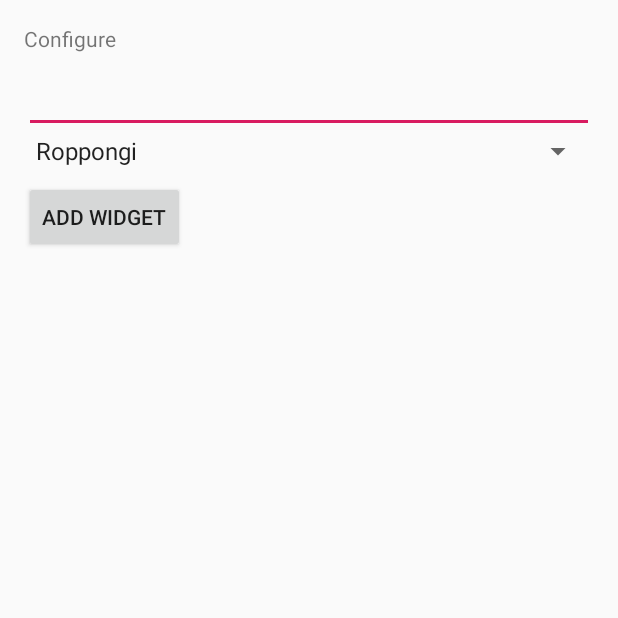
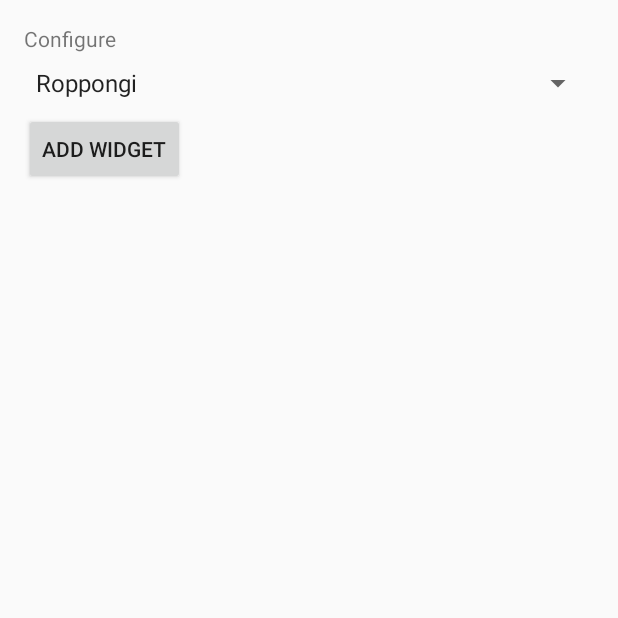
Before and after one commit to CAFxX/TokyoBusWidget, an Android app: the WidgetConfigureActivity screen opened directly, with no data from a screen before it, on a phone screen of 412 x 824 dp, the top half of it. Run offline under Robolectric (Android 15) with nearby library versions, the light colour scheme and no system bars; 1 statement that could not run was skipped.

Commit message:
Remove vestigial textedit field

```diff
--- a/app/src/main/java/com/strayorange/cafxx/tokyobuswidget/Widget.java
+++ b/app/src/main/java/com/strayorange/cafxx/tokyobuswidget/Widget.java
@@ -24,9 +24,7 @@ public class Widget extends AppWidgetProvider {
         // Construct the RemoteViews object
         RemoteViews views = new RemoteViews(context.getPackageName(), R.layout.widget);
 
-        // CharSequence widgetText = WidgetConfigureActivity.loadTitlePref(context, appWidgetId);
-        // views.setTextViewText(R.id.appwidget_text, widgetText);
-
+        // Populate the fields
         Timetable.loc l = Location.get(context, appWidgetId);
         views.setTextViewText(R.id.textView_top, l.toString());
         views.setTextViewText(R.id.appwidget_text, Timetable.get(l).findFirst().orElse("¯\\_(ツ)_/¯"));
--- a/app/src/main/res/layout/widget_configure.xml
+++ b/app/src/main/res/layout/widget_configure.xml
@@ -10,12 +10,6 @@
         android:layout_height="wrap_content"
         android:layout_marginBottom="8dp"
         android:text="@string/configure" />
-
-    <EditText
-        android:id="@+id/appwidget_text"
-        android:layout_width="match_parent"
-        android:layout_height="wrap_content"
-        android:inputType="text" />
 
     <Spinner
         android:id="@+id/locationPicker"
```
Also changed, not shown: app/src/main/java/com/strayorange/cafxx/tokyobuswidget/WidgetConfigureActivity.java (+0 -24 lines).
